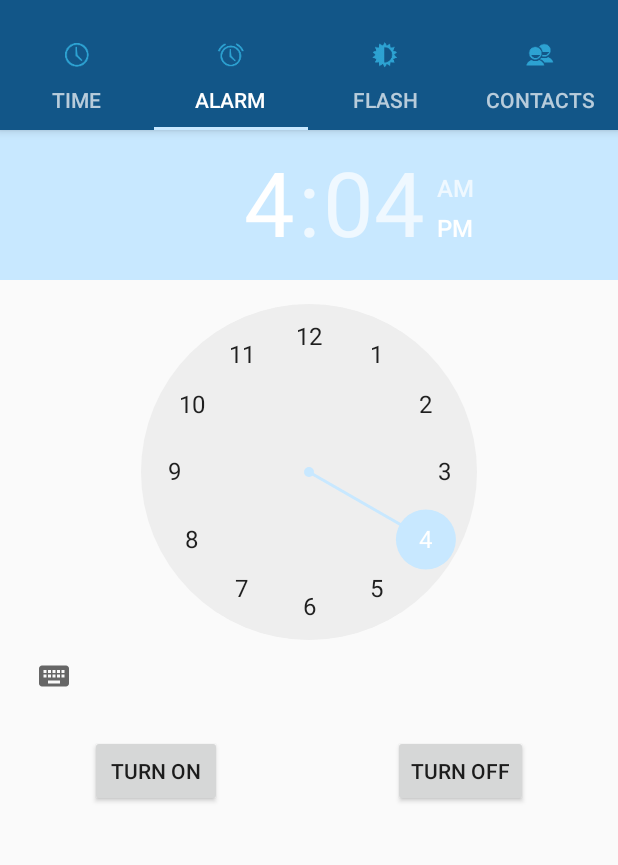
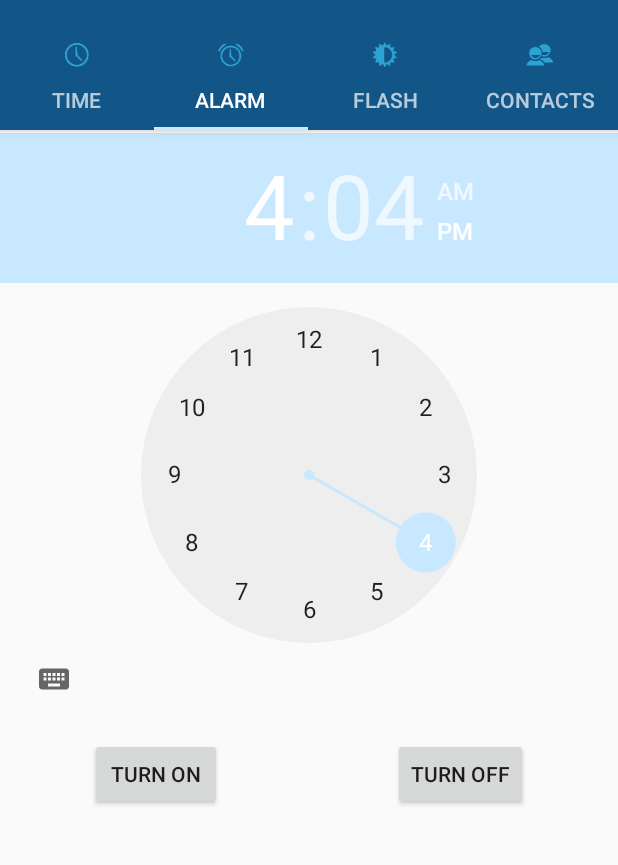
Before and after one commit to edharkhimich/Multifunctional_4in1_Application, an Android app: the screen it shows after launch (MainActivity), tab 2 chosen, on a phone screen of 412 x 824 dp, the part 62-927 px from its top. Run offline under Robolectric (Android 15) with nearby library versions, the phone set to English and light mode, and no system bars.

Commit message:
31.08.2016

```diff
--- a/app/src/main/java/com/edgar/myfirsthomework/Activities/MainActivity.java
+++ b/app/src/main/java/com/edgar/myfirsthomework/Activities/MainActivity.java
@@ -34,6 +34,8 @@ public class MainActivity extends AppCompatActivity {
 
     @Override
     protected void onCreate(Bundle savedInstanceState) {
+        Log.d(LOG, "onCreate Main");
+
         super.onCreate(savedInstanceState);
         setContentView(R.layout.activity_main);
 
@@ -50,13 +52,11 @@ public class MainActivity extends AppCompatActivity {
         String letterFromService = getIntent().getStringExtra(RingtonePlayService.KEY);
 
 
-        if(letterFromService!=null){
+        if (letterFromService!=null){
             Log.d(LOG, "letterFromService != null = " + letterFromService);
             viewPager.setCurrentItem(1);
             }
         }
-
-
 
     private void setupTabIcons() {
         tabLayout.getTabAt(0).setIcon(tabIcons[0]);
@@ -73,6 +73,4 @@ public class MainActivity extends AppCompatActivity {
         adapter.addFragment(new FourFragment(), "CONTACTS");
         viewPager.setAdapter(adapter);
     }
-
-
-    }
+}
--- a/app/src/main/java/com/edgar/myfirsthomework/Fragments/FourFragment.java
+++ b/app/src/main/java/com/edgar/myfirsthomework/Fragments/FourFragment.java
@@ -50,6 +50,7 @@ public class FourFragment extends Fragment implements LoaderManager.LoaderCallba
     @Override
     public View onCreateView(LayoutInflater inflater, ViewGroup container,
                              Bundle savedInstanceState) {
+        Log.d(LOG, "onCreateView Four Fragment");
         View v = inflater.inflate(R.layout.fragment_four, container, false);
         buttonCreate = (Button) v.findViewById(R.id.createBtn);
         readBtn = (Button) v.findViewById(R.id.readBtn);
--- a/app/src/main/res/layout-land/activity_main.xml
+++ b/app/src/main/res/layout-land/activity_main.xml
@@ -9,13 +9,6 @@
         android:layout_height="wrap_content"
         android:theme="@style/ThemeOverlay.AppCompat.Dark.ActionBar">
 
-        <android.support.v7.widget.Toolbar
-            android:id="@+id/toolbar"
-            android:layout_width="match_parent"
-            android:layout_height="?attr/actionBarSize"
-            android:background="?attr/colorPrimary"
-            app:layout_scrollFlags="scroll|enterAlways"
-            app:popupTheme="@style/ThemeOverlay.AppCompat.Light" />
 
         <android.support.design.widget.TabLayout
             android:id="@+id/tabs"
--- a/app/src/main/res/layout-land/fragment_two.xml
+++ b/app/src/main/res/layout-land/fragment_two.xml
@@ -9,9 +9,11 @@
 
     <TimePicker
         android:id="@+id/timePicker"
+        android:layout_marginTop="10dp"
         android:layout_width="wrap_content"
         android:layout_height="wrap_content"
-        android:layout_marginLeft="70dp">
+
+        >
     </TimePicker>
 
 
@@ -21,9 +23,9 @@
         android:layout_width="wrap_content"
         android:layout_height="wrap_content"
         android:onClick="onClick1"
-        android:layout_marginRight="350dp"
+        android:layout_marginRight="370dp"
         android:text="@string/turn_on"
-        android:layout_marginTop="40dp"
+        android:layout_marginTop="60dp"
         android:layout_marginBottom="46dp"
         android:layout_alignStart="@+id/end_alarm">
     </Button>
@@ -31,7 +33,6 @@
         android:id="@+id/end_alarm"
         android:layout_width="wrap_content"
         android:layout_height="wrap_content"
-        android:layout_marginLeft="40dp"
         android:onClick="onClick2"
         android:text="@string/turn_off"
         android:layout_below="@+id/start_alarm"
--- a/app/src/main/res/layout/activity_main.xml
+++ b/app/src/main/res/layout/activity_main.xml
@@ -3,11 +3,11 @@
     xmlns:app="http://schemas.android.com/apk/res-auto"
     android:layout_width="match_parent"
     android:layout_height="match_parent">
-
     <android.support.design.widget.AppBarLayout
         android:layout_width="match_parent"
         android:layout_height="wrap_content"
         android:theme="@style/ThemeOverlay.AppCompat.Dark.ActionBar">
+
 
     <android.support.v7.widget.Toolbar
         android:id="@+id/toolbar"
@@ -21,12 +21,13 @@
         android:id="@+id/tabs"
         android:layout_width="match_parent"
         android:layout_height="wrap_content"
-            app:tabMode="fixed"
-            app:tabGravity="fill"/>
+        app:tabGravity="fill"
+        app:tabMode="fixed" />
 </android.support.design.widget.AppBarLayout>
+
     <android.support.v4.view.ViewPager
         android:id="@+id/viewpager"
         android:layout_width="match_parent"
         android:layout_height="match_parent"
-        app:layout_behavior="@string/appbar_scrolling_view_behavior"  />
+        android:layout_marginTop="130dp" />
 </android.support.design.widget.CoordinatorLayout>
--- a/app/src/main/res/layout/fragment_four.xml
+++ b/app/src/main/res/layout/fragment_four.xml
@@ -33,8 +33,8 @@
 
     <RelativeLayout
         android:id="@+id/relative"
-        android:layout_width="wrap_content"
-        android:layout_height="wrap_content"
+        android:layout_width="match_parent"
+        android:layout_height="match_parent"
         android:layout_below="@+id/telephoneEdTxt">
 
         <Button
```
Also changed, not shown: app/src/main/java/com/edgar/myfirsthomework/Activities/ListActivity.java (+12 -2 lines). Lines whose indentation alone changed are shown as unchanged.
